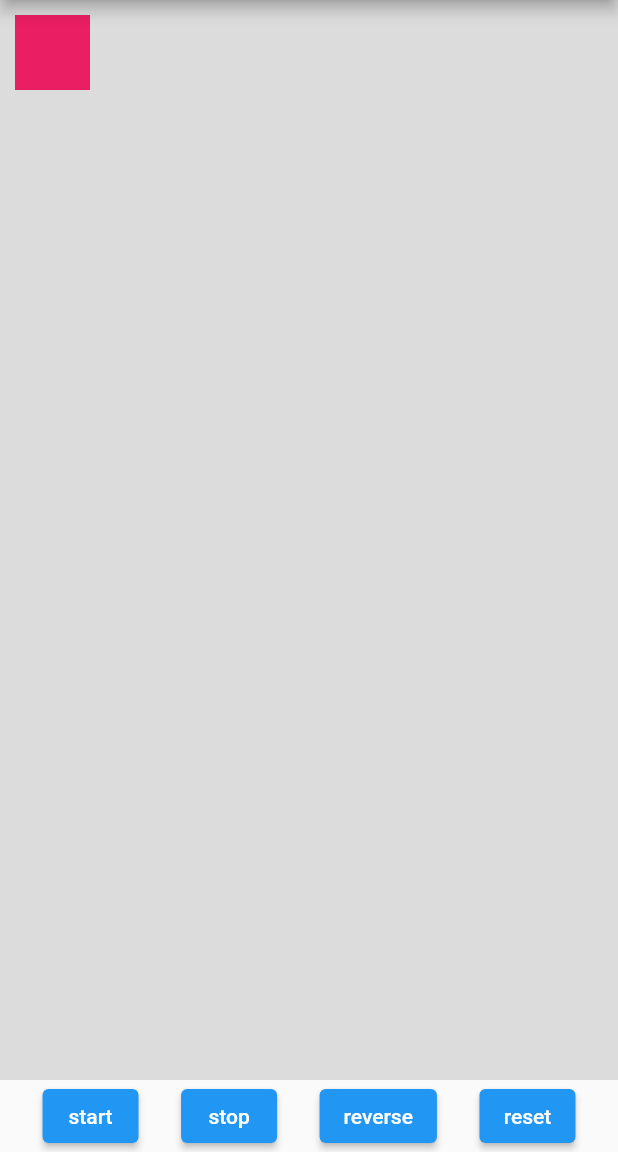
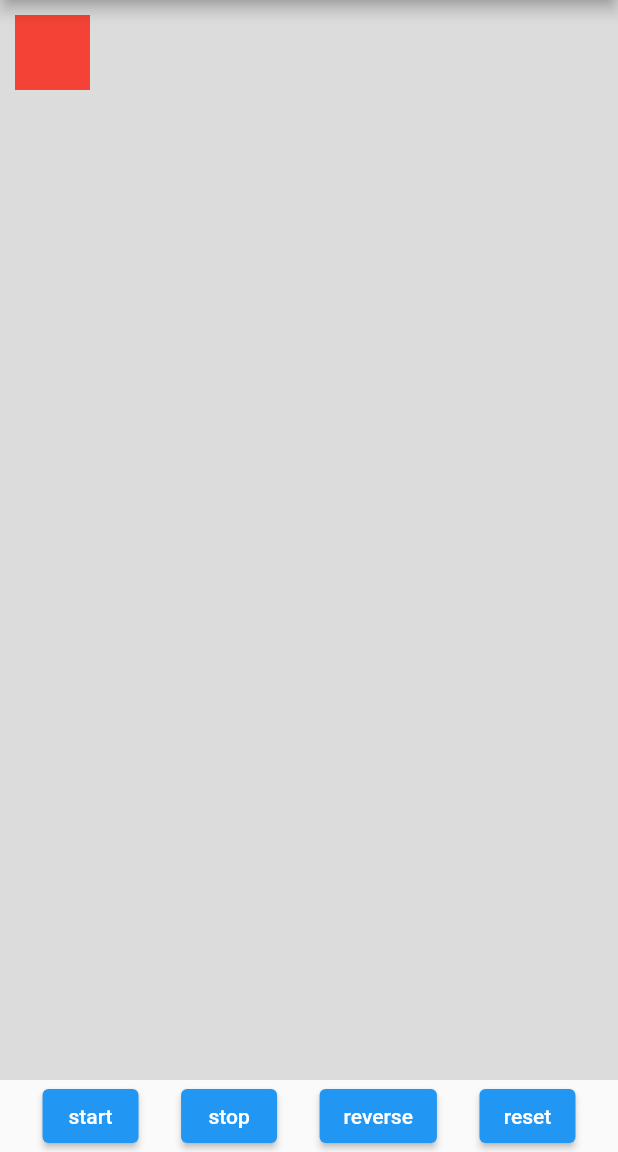
Before and after one commit to jayph88/animation_demo, a Flutter app: the screen it shows after launch, on a phone screen of 412 x 824 dp, the part 84-1236 px from its top. Run offline on Flutter 3.47's test engine with Material 2 defaults, Android fonts, the phone set to English and light mode, and no system bars.

Commit message:
added colorTween

```diff
--- a/lib/main.dart
+++ b/lib/main.dart
@@ -35,6 +35,7 @@ class _MyHomePageState extends State<MyHomePage>
   double _size = 0;
   late AnimationController _animationController;
   late Animation _animation;
+  late Animation<Color?> _animation_color;
 
   @override
   void initState() {
@@ -48,6 +49,7 @@ class _MyHomePageState extends State<MyHomePage>
 
       });
     });
+    _animation_color = ColorTween(begin: Colors.red , end: Colors.green ).animate(_animationController);
 
   }
 
@@ -74,7 +76,7 @@ class _MyHomePageState extends State<MyHomePage>
               width: double.infinity,
               alignment: Alignment(_animation.value, -1),
               child: Container(
-                color: Colors.pink,
+                color: _animation_color.value,
                 height: 50,
                 width: 50,
               ),
```
